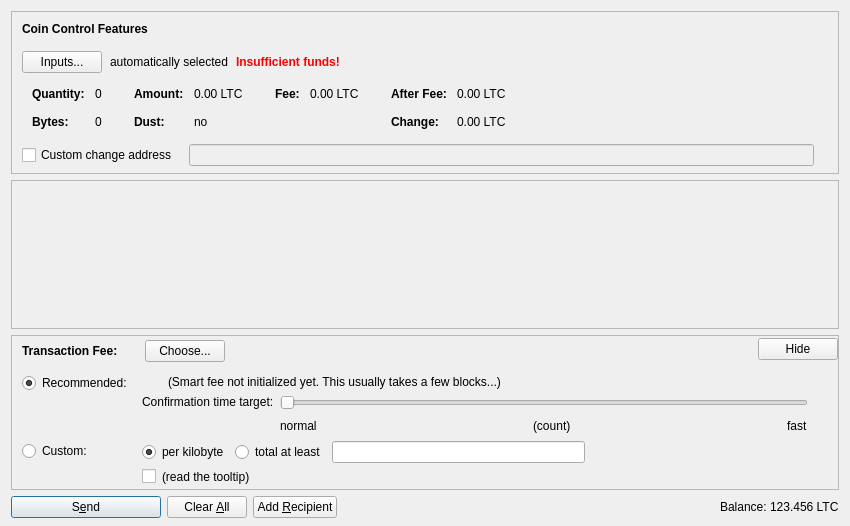
Qt form src/qt/forms/sendcoinsdialog.ui (goldcoin/goldcoin) before a commit.
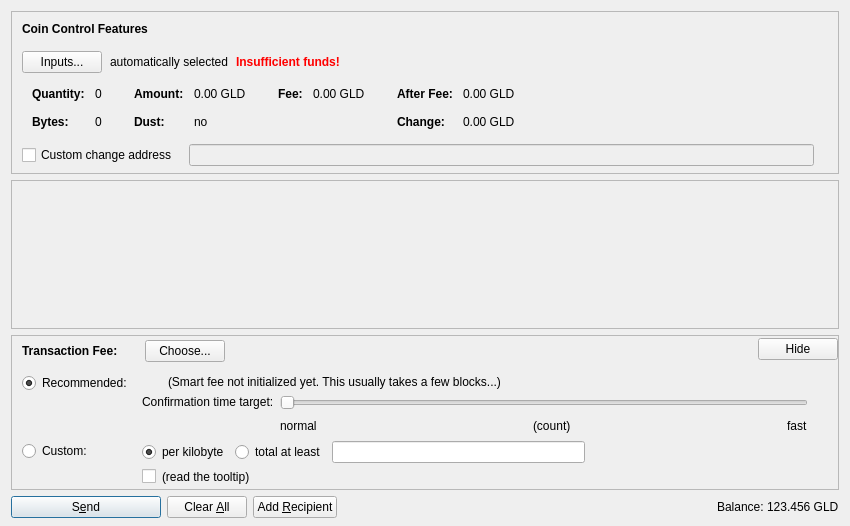
The same form after that commit. Icons and pictures are not drawn. Custom widgets are drawn as their Qt base class.

```diff
--- a/src/qt/forms/sendcoinsdialog.ui
+++ b/src/qt/forms/sendcoinsdialog.ui
@@ -324,7 +324,7 @@
                   <enum>Qt::ActionsContextMenu</enum>
                  </property>
                  <property name="text">
-                  <string notr="true">0.00 LTC</string>
+                  <string notr="true">0.00 GLD</string>
                  </property>
                  <property name="textInteractionFlags">
                   <set>Qt::LinksAccessibleByMouse|Qt::TextSelectableByKeyboard|Qt::TextSelectableByMouse</set>
@@ -404,7 +404,7 @@
                   <enum>Qt::ActionsContextMenu</enum>
                  </property>
                  <property name="text">
-                  <string notr="true">0.00 LTC</string>
+                  <string notr="true">0.00 GLD</string>
                  </property>
                  <property name="textInteractionFlags">
                   <set>Qt::LinksAccessibleByMouse|Qt::TextSelectableByKeyboard|Qt::TextSelectableByMouse</set>
@@ -455,7 +455,7 @@
                   <enum>Qt::ActionsContextMenu</enum>
                  </property>
                  <property name="text">
-                  <string notr="true">0.00 LTC</string>
+                  <string notr="true">0.00 GLD</string>
                  </property>
                  <property name="textInteractionFlags">
                   <set>Qt::LinksAccessibleByMouse|Qt::TextSelectableByKeyboard|Qt::TextSelectableByMouse</set>
@@ -484,7 +484,7 @@
                   <enum>Qt::ActionsContextMenu</enum>
                  </property>
                  <property name="text">
-                  <string notr="true">0.00 LTC</string>
+                  <string notr="true">0.00 GLD</string>
                  </property>
                  <property name="textInteractionFlags">
                   <set>Qt::LinksAccessibleByMouse|Qt::TextSelectableByKeyboard|Qt::TextSelectableByMouse</set>
@@ -1290,7 +1290,7 @@
           <cursorShape>IBeamCursor</cursorShape>
          </property>
          <property name="text">
-          <string notr="true">123.456 LTC</string>
+          <string notr="true">123.456 GLD</string>
          </property>
          <property name="textInteractionFlags">
           <set>Qt::LinksAccessibleByMouse|Qt::TextSelectableByKeyboard|Qt::TextSelectableByMouse</set>
```
Left out of the diff: 4 changed lines with no effect on the pictures.
